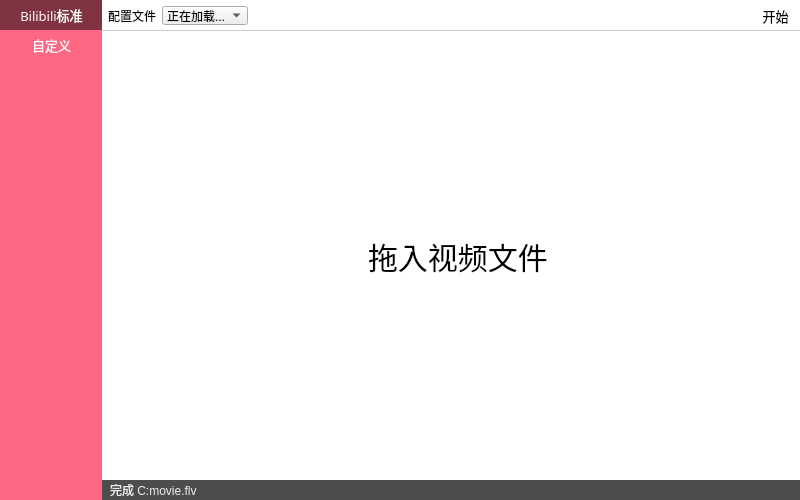
This is mainwindow.ui in yuliswe/compress-video-ui as Qt 5 draws it before an edit. The edited form follows.
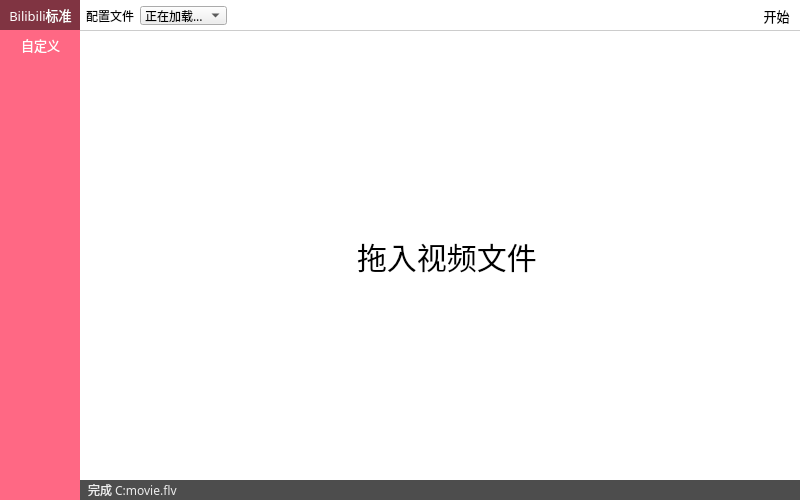
This is the edited form. Icons and pictures are not drawn.

```diff
--- a/mainwindow.ui
+++ b/mainwindow.ui
@@ -55,9 +55,7 @@
    <string notr="true"/>
   </property>
   <property name="styleSheet">
-   <string notr="true">QMainWindow {
-	background: white;
-}</string>
+   <string notr="true"/>
   </property>
   <property name="locale">
    <locale language="Chinese" country="China"/>
@@ -65,6 +63,9 @@
   <property name="windowFilePath">
    <string notr="true"/>
   </property>
+  <property name="toolButtonStyle">
+   <enum>Qt::ToolButtonTextUnderIcon</enum>
+  </property>
   <property name="unifiedTitleAndToolBarOnMac">
    <bool>false</bool>
   </property>
@@ -89,6 +90,8 @@
 	min-width: 600;	
 	min-height: 500;
 	spacing: 0;
+	margin: 0;
+	background: white;
 }</string>
    </property>
    <layout class="QGridLayout" name="gridLayout_4">
@@ -107,7 +110,7 @@
     <property name="spacing">
      <number>0</number>
     </property>
-    <item row="1" column="1">
+    <item row="1" column="1" colspan="2">
      <widget class="QWidget" name="controlBar" native="true">
       <property name="autoFillBackground">
        <bool>false</bool>
@@ -180,6 +183,7 @@
 	padding: 0;
 	margin:0;
 	font-size: 13px;
+	background: transparent;
 }</string>
          </property>
          <property name="text">
@@ -213,183 +217,7 @@
       </layout>
      </widget>
     </item>
-    <item row="2" column="1">
-     <widget class="QStackedWidget" name="filelistArea">
-      <property name="acceptDrops">
-       <bool>true</bool>
-      </property>
-      <property name="autoFillBackground">
-       <bool>false</bool>
-      </property>
-      <property name="styleSheet">
-       <string notr="true"/>
-      </property>
-      <property name="frameShape">
-       <enum>QFrame::NoFrame</enum>
-      </property>
-      <property name="lineWidth">
-       <number>0</number>
-      </property>
-      <property name="currentIndex">
-       <number>0</number>
-      </property>
-      <widget class="QWidget" name="nofile">
-       <layout class="QHBoxLayout" name="horizontalLayout_8">
-        <item>
-         <widget class="QWidget" name="dragHint" native="true">
-          <property name="acceptDrops">
-           <bool>true</bool>
-          </property>
-          <property name="styleSheet">
-           <string notr="true">#dragHintText {
-	font-size: 30px;	
-}
-</string>
-          </property>
-          <layout class="QGridLayout" name="gridLayout_3">
-           <item row="1" column="2">
-            <widget class="QLabel" name="dragHintText">
-             <property name="text">
-              <string>拖入视频文件</string>
-             </property>
-            </widget>
-           </item>
-           <item row="1" column="3">
-            <spacer name="horizontalSpacer_7">
-             <property name="orientation">
-              <enum>Qt::Horizontal</enum>
-             </property>
-             <property name="sizeHint" stdset="0">
-              <size>
-               <width>40</width>
-               <height>20</height>
-              </size>
-             </property>
-            </spacer>
-           </item>
-           <item row="0" column="2">
-            <spacer name="verticalSpacer_5">
-             <property name="orientation">
-              <enum>Qt::Vertical</enum>
-             </property>
-             <property name="sizeHint" stdset="0">
-              <size>
-               <width>20</width>
-               <height>40</height>
-              </size>
-             </property>
-            </spacer>
-           </item>
-           <item row="1" column="0">
-            <spacer name="horizontalSpacer_8">
-             <property name="orientation">
-              <enum>Qt::Horizontal</enum>
-             </property>
-             <property name="sizeHint" stdset="0">
-              <size>
-               <width>40</width>
-               <height>20</height>
-              </size>
-             </property>
-            </spacer>
-           </item>
-           <item row="2" column="2">
-            <spacer name="verticalSpacer_6">
-             <property name="orientation">
-              <enum>Qt::Vertical</enum>
-             </property>
-             <property name="sizeHint" stdset="0">
-              <size>
-               <width>20</width>
-               <height>40</height>
-              </size>
-             </property>
-            </spacer>
-           </item>
-           <item row="1" column="1">
-            <widget class="QLabel" name="dragHintIcon">
-             <property name="enabled">
-              <bool>true</bool>
-             </property>
-             <property name="sizePolicy">
-              <sizepolicy hsizetype="Fixed" vsizetype="Fixed">
-               <horstretch>0</horstretch>
-               <verstretch>0</verstretch>
-              </sizepolicy>
-             </property>
-             <property name="maximumSize">
-              <size>
-               <width>80</width>
-               <height>80</height>
-              </size>
-             </property>
-             <property name="styleSheet">
-              <string notr="true">#dragHintIcon {
-	max-width: 80px;
-	max-height: 80px;
-}</string>
-             </property>
-             <property name="text">
-              <string/>
-             </property>
-             <property name="textFormat">
-              <enum>Qt::AutoText</enum>
-             </property>
-             <property name="pixmap">
-              <pixmap resource="resource/mainwindow.qrc">:/drag.png</pixmap>
-             </property>
-             <property name="scaledContents">
-              <bool>true</bool>
-             </property>
-             <property name="wordWrap">
-              <bool>false</bool>
-             </property>
-             <property name="openExternalLinks">
-              <bool>false</bool>
-             </property>
-            </widget>
-           </item>
-          </layout>
-         </widget>
-        </item>
-       </layout>
-      </widget>
-      <widget class="QWidget" name="hasfile">
-       <property name="sizePolicy">
-        <sizepolicy hsizetype="Expanding" vsizetype="Expanding">
-         <horstretch>0</horstretch>
-         <verstretch>0</verstretch>
-        </sizepolicy>
-       </property>
-       <property name="styleSheet">
-        <string notr="true">QScrollArea {
-	border: none;
-	margin: 0;
-}
-
-</string>
-       </property>
-       <layout class="QVBoxLayout" name="verticalLayout_4">
-        <property name="spacing">
-         <number>0</number>
-        </property>
-        <property name="leftMargin">
-         <number>0</number>
-        </property>
-        <property name="topMargin">
-         <number>0</number>
-        </property>
-        <property name="rightMargin">
-         <number>0</number>
-        </property>
-        <property name="bottomMargin">
-         <number>0</number>
-        </property>
-       </layout>
-      </widget>
-     </widget>
-    </item>
-    <item row="3" column="1">
+    <item row="3" column="1" colspan="2">
      <widget class="QWidget" name="notificationArea" native="true">
       <property name="sizePolicy">
        <sizepolicy hsizetype="Expanding" vsizetype="Fixed">
@@ -426,6 +254,9 @@
        </property>
        <item>
         <widget class="QLabel" name="notification">
+         <property name="enabled">
+          <bool>true</bool>
+         </property>
          <property name="sizePolicy">
           <sizepolicy hsizetype="Preferred" vsizetype="Preferred">
            <horstretch>0</horstretch>
@@ -440,13 +271,13 @@
       </layout>
      </widget>
     </item>
-    <item row="1" column="0" rowspan="3">
+    <item row="0" column="0" rowspan="4">
      <widget class="QListWidget" name="sidebar">
       <property name="enabled">
        <bool>true</bool>
       </property>
       <property name="sizePolicy">
-       <sizepolicy hsizetype="Fixed" vsizetype="Expanding">
+       <sizepolicy hsizetype="Maximum" vsizetype="Expanding">
         <horstretch>0</horstretch>
         <verstretch>0</verstretch>
        </sizepolicy>
@@ -459,13 +290,14 @@
       </property>
       <property name="maximumSize">
        <size>
-        <width>16777215</width>
+        <width>80</width>
         <height>16777215</height>
        </size>
       </property>
       <property name="font">
        <font>
-        <family>Heiti SC</family>
+        <family>微软雅黑</family>
+        <pointsize>10</pointsize>
         <weight>75</weight>
         <bold>true</bold>
        </font>
@@ -530,8 +362,11 @@
       <property name="dragDropMode">
        <enum>QAbstractItemView::NoDragDrop</enum>
       </property>
-      <property name="alternatingRowColors">
-       <bool>false</bool>
+      <property name="selectionMode">
+       <enum>QAbstractItemView::SingleSelection</enum>
+      </property>
+      <property name="selectionBehavior">
+       <enum>QAbstractItemView::SelectItems</enum>
       </property>
       <property name="iconSize">
        <size>
@@ -641,6 +476,184 @@
       </item>
      </widget>
     </item>
+    <item row="2" column="1" colspan="2">
+     <widget class="QStackedWidget" name="filelistArea">
+      <property name="acceptDrops">
+       <bool>true</bool>
+      </property>
+      <property name="autoFillBackground">
+       <bool>false</bool>
+      </property>
+      <property name="styleSheet">
+       <string notr="true">#filelistArea {
+	background: white;
+}</string>
+      </property>
+      <property name="frameShape">
+       <enum>QFrame::NoFrame</enum>
+      </property>
+      <property name="lineWidth">
+       <number>0</number>
+      </property>
+      <property name="currentIndex">
+       <number>0</number>
+      </property>
+      <widget class="QWidget" name="nofile">
+       <layout class="QHBoxLayout" name="horizontalLayout_8">
+        <item>
+         <widget class="QWidget" name="dragHint" native="true">
+          <property name="acceptDrops">
+           <bool>true</bool>
+          </property>
+          <property name="styleSheet">
+           <string notr="true">#dragHintText {
+	font-size: 30px;	
+}
+</string>
+          </property>
+          <layout class="QGridLayout" name="gridLayout_3">
+           <item row="1" column="3">
+            <spacer name="horizontalSpacer_7">
+             <property name="orientation">
+              <enum>Qt::Horizontal</enum>
+             </property>
+             <property name="sizeHint" stdset="0">
+              <size>
+               <width>40</width>
+               <height>20</height>
+              </size>
+             </property>
+            </spacer>
+           </item>
+           <item row="1" column="1">
+            <widget class="QLabel" name="dragHintIcon">
+             <property name="enabled">
+              <bool>true</bool>
+             </property>
+             <property name="sizePolicy">
+              <sizepolicy hsizetype="Fixed" vsizetype="Fixed">
+               <horstretch>0</horstretch>
+               <verstretch>0</verstretch>
+              </sizepolicy>
+             </property>
+             <property name="maximumSize">
+              <size>
+               <width>80</width>
+               <height>80</height>
+              </size>
+             </property>
+             <property name="styleSheet">
+              <string notr="true">#dragHintIcon {
+	max-width: 80px;
+	max-height: 80px;
+}</string>
+             </property>
+             <property name="text">
+              <string/>
+             </property>
+             <property name="textFormat">
+              <enum>Qt::AutoText</enum>
+             </property>
+             <property name="pixmap">
+              <pixmap resource="resource/mainwindow.qrc">:/drag.png</pixmap>
+             </property>
+             <property name="scaledContents">
+              <bool>true</bool>
+             </property>
+             <property name="wordWrap">
+              <bool>false</bool>
+             </property>
+             <property name="openExternalLinks">
+              <bool>false</bool>
+             </property>
+            </widget>
+           </item>
+           <item row="1" column="2">
+            <widget class="QLabel" name="dragHintText">
+             <property name="text">
+              <string>拖入视频文件</string>
+             </property>
+            </widget>
+           </item>
+           <item row="0" column="2">
+            <spacer name="verticalSpacer_5">
+             <property name="orientation">
+              <enum>Qt::Vertical</enum>
+             </property>
+             <property name="sizeHint" stdset="0">
+              <size>
+               <width>20</width>
+               <height>40</height>
+              </size>
+             </property>
+            </spacer>
+           </item>
+           <item row="1" column="0">
+            <spacer name="horizontalSpacer_8">
+             <property name="orientation">
+              <enum>Qt::Horizontal</enum>
+             </property>
+             <property name="sizeHint" stdset="0">
+              <size>
+               <width>40</width>
+               <height>20</height>
+              </size>
+             </property>
+            </spacer>
+           </item>
+           <item row="2" column="2">
+            <spacer name="verticalSpacer_6">
+             <property name="orientation">
+              <enum>Qt::Vertical</enum>
+             </property>
+             <property name="sizeHint" stdset="0">
+              <size>
+               <width>20</width>
+               <height>40</height>
+              </size>
+             </property>
+            </spacer>
+           </item>
+          </layout>
+         </widget>
+        </item>
+       </layout>
+      </widget>
+      <widget class="QWidget" name="hasfile">
+       <property name="sizePolicy">
+        <sizepolicy hsizetype="Expanding" vsizetype="Expanding">
+         <horstretch>0</horstretch>
+         <verstretch>0</verstretch>
+        </sizepolicy>
+       </property>
+       <property name="styleSheet">
+        <string notr="true">QScrollArea {
+	border: none;
+	margin: 0;
+}
+
+</string>
+       </property>
+       <layout class="QVBoxLayout" name="verticalLayout_4">
+        <property name="spacing">
+         <number>0</number>
+        </property>
+        <property name="leftMargin">
+         <number>0</number>
+        </property>
+        <property name="topMargin">
+         <number>0</number>
+        </property>
+        <property name="rightMargin">
+         <number>0</number>
+        </property>
+        <property name="bottomMargin">
+         <number>0</number>
+        </property>
+       </layout>
+      </widget>
+     </widget>
+    </item>
    </layout>
    <zorder>filelistArea</zorder>
    <zorder>controlBar</zorder>
```
Left out of the diff: 14 changed lines with no effect on the pictures.
